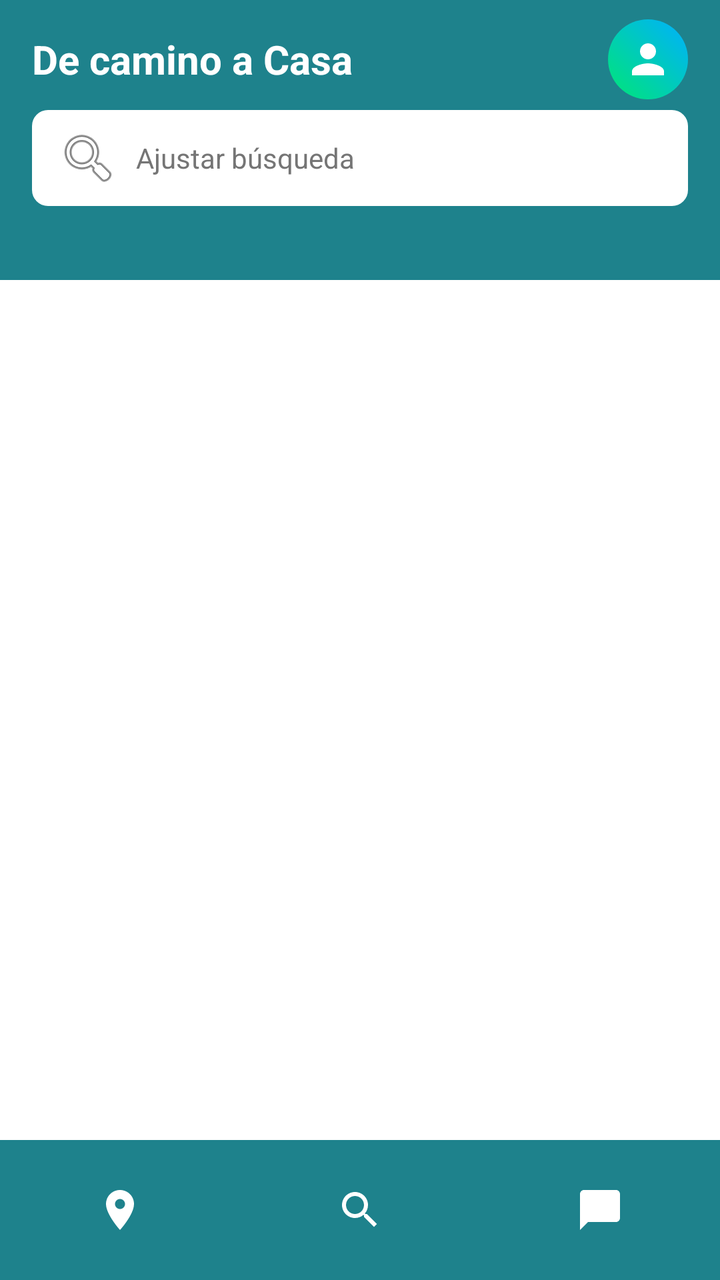
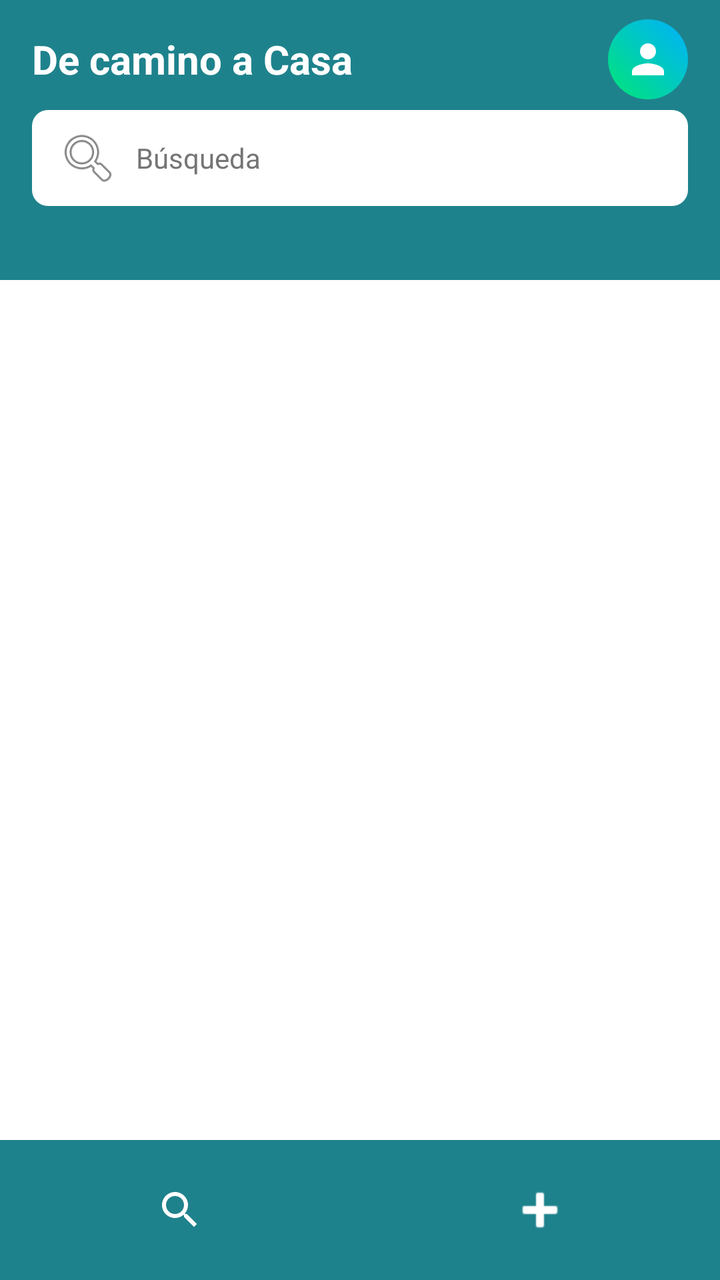

Screens rendered from an Android XML layout before and after an edit, with the pre-edit source and the edit as a unified diff.
<!-- AndroidManifest.xml: application theme Theme.DeCaminoACasa -->
<!-- res/layout/activity_pantalla_inicio.xml -->
<?xml version="1.0" encoding="utf-8"?>
<androidx.constraintlayout.widget.ConstraintLayout xmlns:android="http://schemas.android.com/apk/res/android"
    xmlns:app="http://schemas.android.com/apk/res-auto"
    xmlns:tools="http://schemas.android.com/tools"
    android:id="@+id/main"
    android:layout_width="match_parent"
    android:layout_height="match_parent"
    android:background="@color/white"
    tools:context=".Pantalla_inicio">


    <View
        android:id="@+id/header_background"
        android:layout_width="0dp"
        android:layout_height="140dp"
        android:background="@color/header_teal"
        app:layout_constraintEnd_toEndOf="parent"
        app:layout_constraintStart_toStartOf="parent"
        app:layout_constraintTop_toTopOf="parent" />

    <TextView
        android:id="@+id/tv_header_title"
        android:layout_width="wrap_content"
        android:layout_height="wrap_content"
        android:layout_marginStart="16dp"
        android:layout_marginTop="16dp"
        android:text="@string/app_name"
        android:textColor="@color/white"
        android:textSize="20sp"
        android:textStyle="bold"
        app:layout_constraintStart_toStartOf="parent"
        app:layout_constraintTop_toTopOf="@id/header_background" />

    <ImageView
        android:id="@+id/iv_profile"
        android:layout_width="40dp"
        android:layout_height="40dp"
        android:layout_marginEnd="16dp"
        android:background="@drawable/bg_circle_gradient"
        android:contentDescription="@string/profile_desc"
        android:padding="8dp"
        android:src="@drawable/ic_user_silhouette"
        app:layout_constraintBottom_toBottomOf="@id/tv_header_title"
        app:layout_constraintEnd_toEndOf="parent"
        app:layout_constraintTop_toTopOf="@id/tv_header_title" />

    <EditText
        android:id="@+id/et_search"
        android:layout_width="0dp"
        android:layout_height="48dp"
        android:layout_marginStart="16dp"
        android:layout_marginEnd="16dp"
        android:layout_marginTop="12dp"
        android:autofillHints="name"
        android:background="@drawable/bg_search"
        android:drawableStart="@android:drawable/ic_menu_search"
        android:drawablePadding="8dp"
        android:hint="@string/search_hint"
        android:imeOptions="actionSearch"
        android:inputType="text"
        android:paddingStart="12dp"
        android:paddingEnd="12dp"
        android:textColor="@color/black"
        android:textColorHint="#757575"
        android:textSize="14sp"
        app:layout_constraintEnd_toEndOf="parent"
        app:layout_constraintStart_toStartOf="parent"
        app:layout_constraintTop_toBottomOf="@id/tv_header_title" />

    
    <ScrollView
        android:layout_width="0dp"
        android:layout_height="0dp"
        android:layout_marginTop="8dp"
        android:layout_marginBottom="8dp"
        android:fillViewport="true"
        app:layout_constraintBottom_toTopOf="@id/footer_bar"
        app:layout_constraintEnd_toEndOf="parent"
        app:layout_constraintStart_toStartOf="parent"
        app:layout_constraintTop_toBottomOf="@id/et_search">

        <LinearLayout
            android:id="@+id/container_pets"
            android:layout_width="match_parent"
            android:layout_height="wrap_content"
            android:orientation="vertical"
            android:padding="16dp" />
    </ScrollView>

    
    <LinearLayout
        android:id="@+id/footer_bar"
        android:layout_width="0dp"
        android:layout_height="70dp"
        android:background="@color/header_teal"
        android:orientation="horizontal"
        android:gravity="center"
        app:layout_constraintBottom_toBottomOf="parent"
        app:layout_constraintEnd_toEndOf="parent"
        app:layout_constraintStart_toStartOf="parent">

        <ImageButton
            android:id="@+id/btn_footer_left"
            android:layout_width="0dp"
            android:layout_height="match_parent"
            android:layout_weight="1"
            android:background="?attr/selectableItemBackground"
            android:contentDescription="@string/desc_location"
            android:src="@drawable/ic_map_pin_dog"
            app:tint="@color/white" />

        <ImageButton
            android:id="@+id/btn_footer_middle"
            android:layout_width="0dp"
            android:layout_height="match_parent"
            android:layout_weight="1"
            android:background="?attr/selectableItemBackground"
            android:contentDescription="@string/desc_search_pet"
            android:src="@drawable/ic_search_house"
            app:tint="@color/white" />

        <ImageButton
            android:id="@+id/btn_footer_right"
            android:layout_width="0dp"
            android:layout_height="match_parent"
            android:layout_weight="1"
            android:background="?attr/selectableItemBackground"
            android:contentDescription="@string/desc_chat"
            android:src="@drawable/ic_chat"
            app:tint="@color/white" />

    </LinearLayout>

</androidx.constraintlayout.widget.ConstraintLayout>
<!-- resources referenced by this layout -->
<resources>
  <color name="black">#FF000000</color>
  <color name="header_teal">#1E828C</color>
  <color name="white">#FFFFFFFF</color>
  <!-- drawable bg_circle_gradient (drawable) -->
  <?xml version="1.0" encoding="utf-8"?>
  <shape xmlns:android="http://schemas.android.com/apk/res/android"
      android:shape="oval">
      <gradient
          android:angle="45"
          android:startColor="#00E676"
          android:endColor="#00B0FF"
          android:type="linear" />
  </shape>
  <!-- drawable bg_search (drawable) -->
  <?xml version="1.0" encoding="utf-8"?>
  <shape xmlns:android="http://schemas.android.com/apk/res/android"
      android:shape="rectangle">
      <solid android:color="@color/white" />
      <corners android:radius="8dp" />
  </shape>
  <!-- drawable ic_chat (drawable) -->
  <vector xmlns:android="http://schemas.android.com/apk/res/android"
      android:width="24dp"
      android:height="24dp"
      android:viewportWidth="24"
      android:viewportHeight="24">
    <path
        android:fillColor="#FFFFFF"
        android:pathData="M20,2H4C2.9,2 2,2.9 2,4v18l4,-4h14c1.1,0 2,-0.9 2,-2V4c0,-1.1 -0.9,-2 -2,-2z"/>
  </vector>
  <!-- drawable ic_map_pin_dog (drawable) -->
  <vector xmlns:android="http://schemas.android.com/apk/res/android"
      android:width="24dp"
      android:height="24dp"
      android:viewportWidth="24"
      android:viewportHeight="24">
    <path
        android:fillColor="#FFFFFF"
        android:pathData="M12,2C8.13,2 5,5.13 5,9c0,5.25 7,13 7,13s7,-7.75 7,-13c0,-3.87 -3.13,-7 -7,-7zM12,11.5c-1.38,0 -2.5,-1.12 -2.5,-2.5s1.12,-2.5 2.5,-2.5 2.5,1.12 2.5,2.5 -1.12,2.5 -2.5,2.5z"/>
  </vector>
  <!-- drawable ic_search_house (drawable) -->
  <vector xmlns:android="http://schemas.android.com/apk/res/android"
      android:width="24dp"
      android:height="24dp"
      android:viewportWidth="24"
      android:viewportHeight="24">
    <path
        android:fillColor="#FFFFFF"
        android:pathData="M15.5,14h-0.79l-0.28,-0.27C15.41,12.59 16,11.11 16,9.5 16,5.91 13.09,3 9.5,3S3,5.91 3,9.5 5.91,16 9.5,16c1.61,0 3.09,-0.59 4.23,-1.57l0.27,0.28v0.79l5,4.99L20.49,19l-4.99,-5zM9.5,14C7.01,14 5,11.99 5,9.5S7.01,5 9.5,5 14,7.01 14,9.5 11.99,14 9.5,14z"/>
  </vector>
  <!-- drawable ic_user_silhouette (drawable) -->
  <vector xmlns:android="http://schemas.android.com/apk/res/android"
      android:width="24dp"
      android:height="24dp"
      android:viewportWidth="24"
      android:viewportHeight="24">
    <path
        android:fillColor="#FFFFFFFF"
        android:pathData="M12,12c2.21,0 4-1.79 4-4s-1.79-4 -4-4 -4,1.79 -4,4 1.79,4 4,4zM12,14c-2.67,0 -8,1.34 -8,4v2h16v-2c0,-2.66 -5.33,-4 -8,-4z"/>
  </vector>
  <string name="app_name">De camino a Casa</string>
  <string name="desc_chat">Chat</string>
  <string name="desc_location">Ubicación</string>
  <string name="desc_search_pet">Buscar mascota</string>
  <string name="profile_desc">Perfil de usuario</string>
  <string name="search_hint">Ajustar búsqueda</string>
  <style name="Theme.DeCaminoACasa" parent="Base.Theme.DeCaminoACasa" />
  <style name="Base.Theme.DeCaminoACasa" parent="Theme.Material3.DayNight.NoActionBar">
          
          
      </style>
</resources>

<!-- the commit's change to res/layout/activity_pantalla_inicio.xml (unified diff, before → after) -->
@@ -74,6 +74,7 @@
         android:layout_marginTop="8dp"
         android:layout_marginBottom="8dp"
         android:fillViewport="true"
+        app:layout_constrainedHeight="true"
         app:layout_constraintBottom_toTopOf="@id/footer_bar"
         app:layout_constraintEnd_toEndOf="parent"
         app:layout_constraintStart_toStartOf="parent"
@@ -87,7 +88,7 @@
             android:padding="16dp" />
     </ScrollView>
 
-    
+
     <LinearLayout
         android:id="@+id/footer_bar"
         android:layout_width="0dp"
@@ -100,17 +101,7 @@
         app:layout_constraintStart_toStartOf="parent">
 
         <ImageButton
-            android:id="@+id/btn_footer_left"
-            android:layout_width="0dp"
-            android:layout_height="match_parent"
-            android:layout_weight="1"
-            android:background="?attr/selectableItemBackground"
-            android:contentDescription="@string/desc_location"
-            android:src="@drawable/ic_map_pin_dog"
-            app:tint="@color/white" />
-
-        <ImageButton
-            android:id="@+id/btn_footer_middle"
+            android:id="@+id/btn_footer_home"
             android:layout_width="0dp"
             android:layout_height="match_parent"
             android:layout_weight="1"
@@ -120,13 +111,13 @@
             app:tint="@color/white" />
 
         <ImageButton
-            android:id="@+id/btn_footer_right"
+            android:id="@+id/btn_footer_add"
             android:layout_width="0dp"
             android:layout_height="match_parent"
             android:layout_weight="1"
             android:background="?attr/selectableItemBackground"
             android:contentDescription="@string/desc_chat"
-            android:src="@drawable/ic_chat"
+            android:src="@android:drawable/ic_input_add"
             app:tint="@color/white" />
 
     </LinearLayout>
<!-- resource entries referenced after the edit -->
@@ -20,26 +20,6 @@
       <solid android:color="@color/white" />
       <corners android:radius="8dp" />
   </shape>
-  <!-- drawable ic_chat (drawable) -->
-  <vector xmlns:android="http://schemas.android.com/apk/res/android"
-      android:width="24dp"
-      android:height="24dp"
-      android:viewportWidth="24"
-      android:viewportHeight="24">
-    <path
-        android:fillColor="#FFFFFF"
-        android:pathData="M20,2H4C2.9,2 2,2.9 2,4v18l4,-4h14c1.1,0 2,-0.9 2,-2V4c0,-1.1 -0.9,-2 -2,-2z"/>
-  </vector>
-  <!-- drawable ic_map_pin_dog (drawable) -->
-  <vector xmlns:android="http://schemas.android.com/apk/res/android"
-      android:width="24dp"
-      android:height="24dp"
-      android:viewportWidth="24"
-      android:viewportHeight="24">
-    <path
-        android:fillColor="#FFFFFF"
-        android:pathData="M12,2C8.13,2 5,5.13 5,9c0,5.25 7,13 7,13s7,-7.75 7,-13c0,-3.87 -3.13,-7 -7,-7zM12,11.5c-1.38,0 -2.5,-1.12 -2.5,-2.5s1.12,-2.5 2.5,-2.5 2.5,1.12 2.5,2.5 -1.12,2.5 -2.5,2.5z"/>
-  </vector>
   <!-- drawable ic_search_house (drawable) -->
   <vector xmlns:android="http://schemas.android.com/apk/res/android"
       android:width="24dp"
@@ -62,10 +42,9 @@
   </vector>
   <string name="app_name">De camino a Casa</string>
   <string name="desc_chat">Chat</string>
-  <string name="desc_location">Ubicación</string>
   <string name="desc_search_pet">Buscar mascota</string>
   <string name="profile_desc">Perfil de usuario</string>
-  <string name="search_hint">Ajustar búsqueda</string>
+  <string name="search_hint">Búsqueda</string>
   <style name="Theme.DeCaminoACasa" parent="Base.Theme.DeCaminoACasa" />
   <style name="Base.Theme.DeCaminoACasa" parent="Theme.Material3.DayNight.NoActionBar">
           
